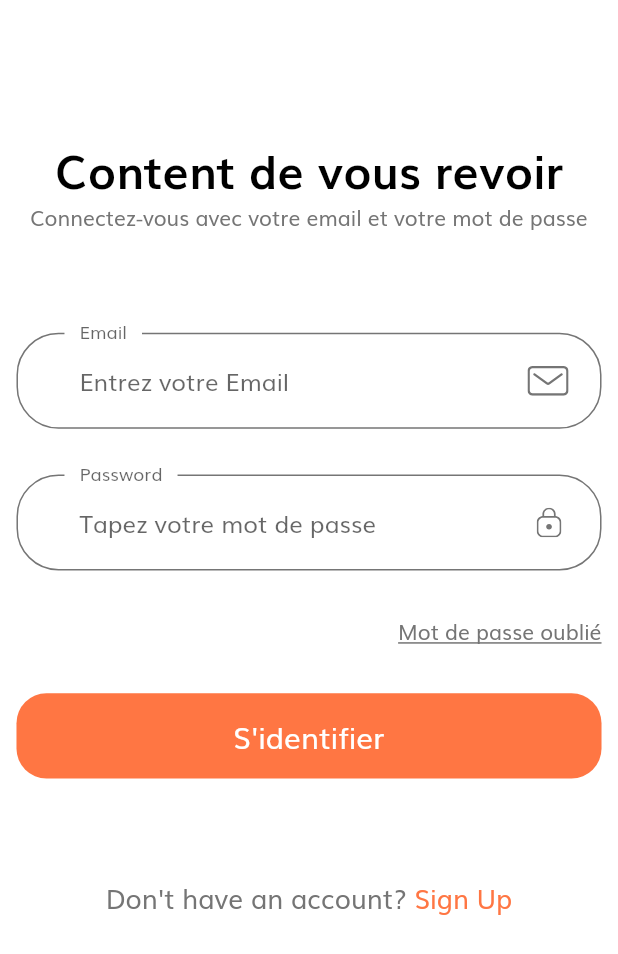
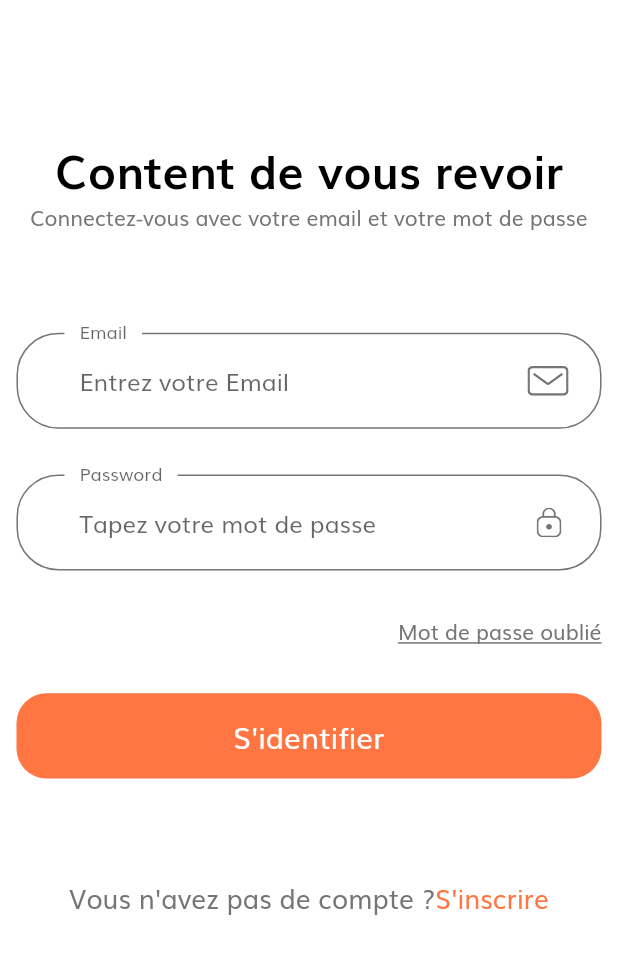
Before and after one commit to noucharles/mobile-shop-games, a Flutter app: the screen it shows after launch, on a phone screen of 412 x 824 dp. Shown: the top 954 px of the screen. Run offline on Flutter 3.47's test engine with Material 2 defaults, Android fonts, the phone set to English and light mode, and no system bars; our stand-ins replace cloud_firestore, firebase_auth, firebase_core, firebase_storage, flutter_rating_bar, flutter_svg and 5 more; missing offline and left inert: enum_to_string, future_progress_dialog, pinch_zoom_image_updated, swipedetector; accounts and stored records are empty.

Commit message:
traduction fr exceptions & autres

```diff
--- a/lib/components/no_account_text.dart
+++ b/lib/components/no_account_text.dart
@@ -14,7 +14,7 @@ class NoAccountText extends StatelessWidget {
       mainAxisAlignment: MainAxisAlignment.center,
       children: [
         Text(
-          "Don't have an account? ",
+          "Vous n'avez pas de compte ?",
           style: TextStyle(
             fontSize: getProportionateScreenWidth(16),
           ),
@@ -25,7 +25,7 @@ class NoAccountText extends StatelessWidget {
                 MaterialPageRoute(builder: (context) => SignUpScreen()));
           },
           child: Text(
-            "Sign Up",
+            "S'inscrire",
             style: TextStyle(
               fontSize: getProportionateScreenWidth(16),
               color: kPrimaryColor,
--- a/lib/exceptions/firebaseauth/credential_actions_exceptions.dart
+++ b/lib/exceptions/firebaseauth/credential_actions_exceptions.dart
@@ -10,27 +10,27 @@ class FirebaseCredentialActionAuthException
 class FirebaseCredentialActionAuthUserNotFoundException
     extends FirebaseCredentialActionAuthException {
   FirebaseCredentialActionAuthUserNotFoundException(
-      {String message = "No such user exist"})
+      {String message = "Aucun utilisateur de ce type n'existe"})
       : super(message: message);
 }
 
 class FirebaseCredentialActionAuthWeakPasswordException
     extends FirebaseCredentialActionAuthException {
   FirebaseCredentialActionAuthWeakPasswordException(
-      {String message = "Password is weak, try something better"})
+      {String message = "Le mot de passe est faible, essayez quelque chose de mieux"})
       : super(message: message);
 }
 
 class FirebaseCredentialActionAuthRequiresRecentLoginException
     extends FirebaseCredentialActionAuthException {
   FirebaseCredentialActionAuthRequiresRecentLoginException(
-      {String message = "This action requires re-Login"})
+      {String message = "Cette action nécessite une reconnexion"})
       : super(message: message);
 }
 
 class FirebaseCredentialActionAuthUnknownReasonFailureException
     extends FirebaseCredentialActionAuthException {
   FirebaseCredentialActionAuthUnknownReasonFailureException(
-      {String message = "The action can't be performed due to unknown reason"})
+      {String message = "L'action ne peut pas être effectuée pour une raison inconnue"})
       : super(message: message);
 }
--- a/lib/exceptions/firebaseauth/reauth_exceptions.dart
+++ b/lib/exceptions/firebaseauth/reauth_exceptions.dart
@@ -8,48 +8,48 @@ class FirebaseReauthException extends MessagedFirebaseAuthException {
 
 class FirebaseReauthUserMismatchException extends FirebaseReauthException {
   FirebaseReauthUserMismatchException(
-      {String message: "User not matching with current user"})
+      {String message: "L'utilisateur ne correspond pas à l'utilisateur actuel"})
       : super(message: message);
 }
 
 class FirebaseReauthUserNotFoundException extends FirebaseReauthException {
-  FirebaseReauthUserNotFoundException({String message = "No such user exists"})
+  FirebaseReauthUserNotFoundException({String message = "Aucun utilisateur de ce type n'existe"})
       : super(message: message);
 }
 
 class FirebaseReauthInvalidCredentialException extends FirebaseReauthException {
   FirebaseReauthInvalidCredentialException(
-      {String message = "Invalid Credentials"})
+      {String message = "Les informations d'identification invalides"})
       : super(message: message);
 }
 
 class FirebaseReauthInvalidEmailException extends FirebaseReauthException {
-  FirebaseReauthInvalidEmailException({String message = "Invalid Email"})
+  FirebaseReauthInvalidEmailException({String message = "Email invalide"})
       : super(message: message);
 }
 
 class FirebaseReauthWrongPasswordException extends FirebaseReauthException {
-  FirebaseReauthWrongPasswordException({String message = "Wrong password"})
+  FirebaseReauthWrongPasswordException({String message = "Mauvais mot de passe"})
       : super(message: message);
 }
 
 class FirebaseReauthInvalidVerificationCodeException
     extends FirebaseReauthException {
   FirebaseReauthInvalidVerificationCodeException(
-      {String message = "Invalid Verification Code"})
+      {String message = "Code de vérification invalide"})
       : super(message: message);
 }
 
 class FirebaseReauthInvalidVerificationIdException
     extends FirebaseReauthException {
   FirebaseReauthInvalidVerificationIdException(
-      {String message = "Invalid Verification ID"})
+      {String message = "ID de vérification non valide"})
       : super(message: message);
 }
 
 class FirebaseReauthUnknownReasonFailureException
     extends FirebaseReauthException {
   FirebaseReauthUnknownReasonFailureException(
-      {String message = "Reauthentification Failed due to unknown reason"})
+      {String message = "La réauthentification a échoué pour une raison inconnue"})
       : super(message: message);
 }
--- a/lib/exceptions/firebaseauth/signin_exceptions.dart
+++ b/lib/exceptions/firebaseauth/signin_exceptions.dart
@@ -9,40 +9,40 @@ class FirebaseSignInAuthException extends MessagedFirebaseAuthException {
 class FirebaseSignInAuthUserDisabledException
     extends FirebaseSignInAuthException {
   FirebaseSignInAuthUserDisabledException(
-      {String message = "This user is disabled"})
+      {String message = "Cet utilisateur est désactivé"})
       : super(message: message);
 }
 
 class FirebaseSignInAuthUserNotFoundException
     extends FirebaseSignInAuthException {
   FirebaseSignInAuthUserNotFoundException(
-      {String message = "No such user found"})
+      {String message = "Aucun utilisateur de ce type trouvé"})
       : super(message: message);
 }
 
 class FirebaseSignInAuthInvalidEmailException
     extends FirebaseSignInAuthException {
   FirebaseSignInAuthInvalidEmailException(
-      {String message = "Email is not valid"})
+      {String message = "L'email n'est pas valide"})
       : super(message: message);
 }
 
 class FirebaseSignInAuthWrongPasswordException
     extends FirebaseSignInAuthException {
-  FirebaseSignInAuthWrongPasswordException({String message = "Wrong password"})
+  FirebaseSignInAuthWrongPasswordException({String message = "Mauvais mot de passe"})
       : super(message: message);
 }
 
 class FirebaseSignInAuthUserNotVerifiedException
     extends FirebaseSignInAuthException {
   FirebaseSignInAuthUserNotVerifiedException(
-      {String message = "This user is not verified"})
+      {String message = "Cet utilisateur n'est pas vérifié"})
       : super(message: message);
 }
 
 class FirebaseSignInAuthUnknownReasonFailure
     extends FirebaseSignInAuthException {
   FirebaseSignInAuthUnknownReasonFailure(
-      {String message = "Sign in failed due to unknown reason"})
+      {String message = "La connexion a échoué pour une raison inconnue"})
       : super(message: message);
 }
--- a/lib/exceptions/firebaseauth/signup_exceptions.dart
+++ b/lib/exceptions/firebaseauth/signup_exceptions.dart
@@ -9,34 +9,34 @@ class FirebaseSignUpAuthException extends MessagedFirebaseAuthException {
 class FirebaseSignUpAuthEmailAlreadyInUseException
     extends FirebaseSignUpAuthException {
   FirebaseSignUpAuthEmailAlreadyInUseException(
-      {String message = "Email already in use"})
+      {String message = "L'email déjà utilisé"})
       : super(message: message);
 }
 
 class FirebaseSignUpAuthInvalidEmailException
     extends FirebaseSignUpAuthException {
   FirebaseSignUpAuthInvalidEmailException(
-      {String message = "Email is not valid"})
+      {String message = "L'email n'est pas valide"})
       : super(message: message);
 }
 
 class FirebaseSignUpAuthOperationNotAllowedException
     extends FirebaseSignUpAuthException {
   FirebaseSignUpAuthOperationNotAllowedException(
-      {String message = "Sign up is restricted for this user"})
+      {String message = "L'inscription est limitée pour cet utilisateur"})
       : super(message: message);
 }
 
 class FirebaseSignUpAuthWeakPasswordException
     extends FirebaseSignUpAuthException {
   FirebaseSignUpAuthWeakPasswordException(
-      {String message = "Weak password, try something better"})
+      {String message = "Mot de passe faible, essayez quelque chose de mieux"})
       : super(message: message);
 }
 
 class FirebaseSignUpAuthUnknownReasonFailureException
     extends FirebaseSignUpAuthException {
   FirebaseSignUpAuthUnknownReasonFailureException(
-      {String message = "Can't register due to unknown reason"})
+      {String message = "Impossible de s'inscrire pour une raison inconnue"})
       : super(message: message);
 }
--- a/lib/exceptions/local_files_handling/image_picking_exceptions.dart
+++ b/lib/exceptions/local_files_handling/image_picking_exceptions.dart
@@ -9,27 +9,27 @@ class LocalImagePickingException extends LocalFileHandlingException {
 class LocalImagePickingInvalidImageException
     extends LocalImagePickingException {
   LocalImagePickingInvalidImageException(
-      {String message = "Image chosen is invalid"})
+      {String message = "L'image choisie n'est pas valide"})
       : super(message: message);
 }
 
 class LocalImagePickingFileSizeOutOfBoundsException
     extends LocalImagePickingException {
   LocalImagePickingFileSizeOutOfBoundsException(
-      {String message = "Image size not in given range"})
+      {String message = "La taille de l'image n'est pas dans la plage donnée"})
       : super(message: message);
 }
 
 class LocalImagePickingInvalidImageSourceException
     extends LocalImagePickingException {
   LocalImagePickingInvalidImageSourceException(
-      {String message = "Image source is invalid"})
+      {String message = "La source de l'image n'est pas valide"})
       : super(message: message);
 }
 
 class LocalImagePickingUnknownReasonFailureException
     extends LocalImagePickingException {
   LocalImagePickingUnknownReasonFailureException(
-      {String message = "Failed due to unknown reason"})
+      {String message = "Échec pour une raison inconnue"})
       : super(message: message);
 }
--- a/lib/exceptions/local_files_handling/local_file_handling_exception.dart
+++ b/lib/exceptions/local_files_handling/local_file_handling_exception.dart
@@ -11,6 +11,6 @@ abstract class LocalFileHandlingException {
 class LocalFileHandlingStorageReadPermissionDeniedException
     extends LocalFileHandlingException {
   LocalFileHandlingStorageReadPermissionDeniedException(
-      {String message = "Storage Read permissions not granted"})
+      {String message = "Autorisations de lecture de stockage non accordées"})
       : super(message);
 }
```
